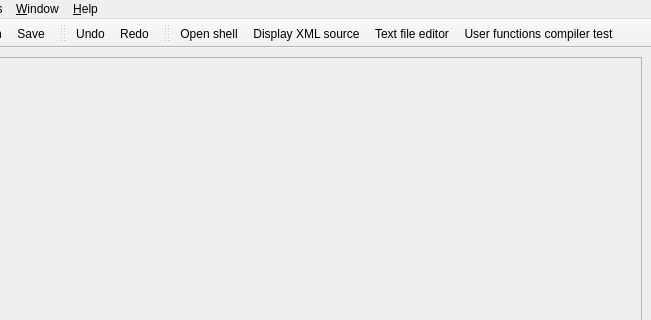
Qt form gui/Base/MainForm.ui (code-saturne/code_saturne) before a commit; both pictures show x 106 to 757 and y 0 to 320 of the 757 by 665 pixel window.
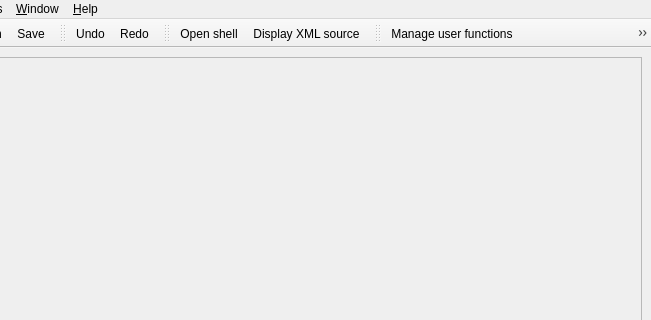
The same form after that commit. Icons and pictures are not drawn.

```diff
--- a/gui/Base/MainForm.ui
+++ b/gui/Base/MainForm.ui
@@ -172,8 +172,20 @@
    </attribute>
    <addaction name="openXtermAction"/>
    <addaction name="displayCaseAction"/>
+  </widget>
+  <widget class="QToolBar" name="toolBar_Editor1">
+   <property name="windowTitle">
+    <string>toolBar_Editor1</string>
+   </property>
+   <attribute name="toolBarArea">
+    <enum>TopToolBarArea</enum>
+   </attribute>
+   <attribute name="toolBarBreak">
+    <bool>false</bool>
+   </attribute>
    <addaction name="openTextEditorAction"/>
    <addaction name="testUserCompilationAction"/>
+   <addaction name="openResultsFileAction"/>
   </widget>
   <widget class="QDockWidget" name="dockWidgetBrowser">
    <attribute name="dockWidgetArea">
@@ -304,7 +316,7 @@
      <normaloff>:/icons/22x22/editor-icon.png</normaloff>:/icons/22x22/editor-icon.png</iconset>
    </property>
    <property name="text">
-    <string>&amp;Text file editor</string>
+    <string>&amp;Manage user functions</string>
    </property>
    <property name="toolTip">
     <string>Open a text file using an editor</string>
@@ -328,6 +340,21 @@
     <string>Test the compilation of user function inside the SRC folder</string>
    </property>
   </action>
+  <action name="openResultsFileAction">
+   <property name="icon">
+    <iconset resource="resource_base.qrc">
+     <normaloff>:/icons/22x22/viewer-icon.png</normaloff>:/icons/22x22/viewer-icon.png</iconset>
+   </property>
+   <property name="text">
+    <string>&amp;Examine output files</string>
+   </property>
+   <property name="toolTip">
+    <string>View output and log file of a run</string>
+   </property>
+   <property name="statusTip">
+    <string>View output and log file of a run</string>
+   </property>
+  </action>
   <action name="reload_modulesAction">
    <property name="icon">
     <iconset>
```
Left out of the diff: 5 changed lines with no effect on the pictures.
